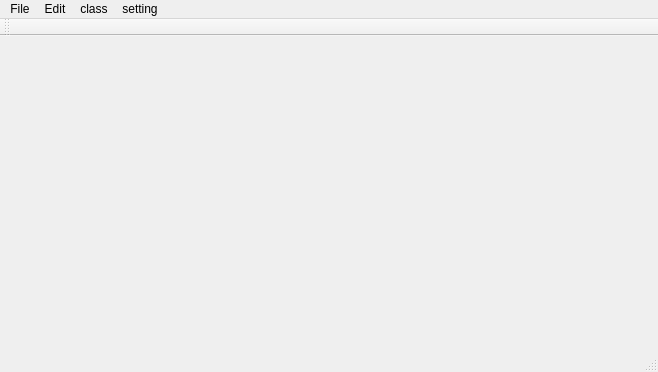
Qt form mainwindow.ui (luxiaodong/UIDesigner) before a commit.
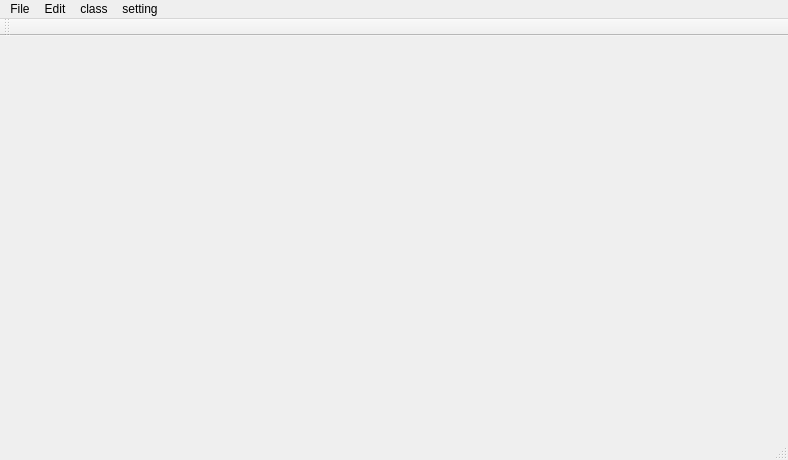
The same form after that commit.

Commit message: 1. support ccsprite change image. 2. sync width & height 3. fix bug.

```diff
--- a/mainwindow.ui
+++ b/mainwindow.ui
@@ -6,8 +6,8 @@
    <rect>
     <x>0</x>
     <y>0</y>
-    <width>658</width>
-    <height>372</height>
+    <width>788</width>
+    <height>460</height>
    </rect>
   </property>
   <property name="windowTitle">
@@ -19,8 +19,8 @@
     <rect>
      <x>0</x>
      <y>0</y>
-     <width>658</width>
-     <height>20</height>
+     <width>788</width>
+     <height>22</height>
     </rect>
    </property>
    <widget class="QMenu" name="menuFile">
```
The commit also changes 6 other files.
